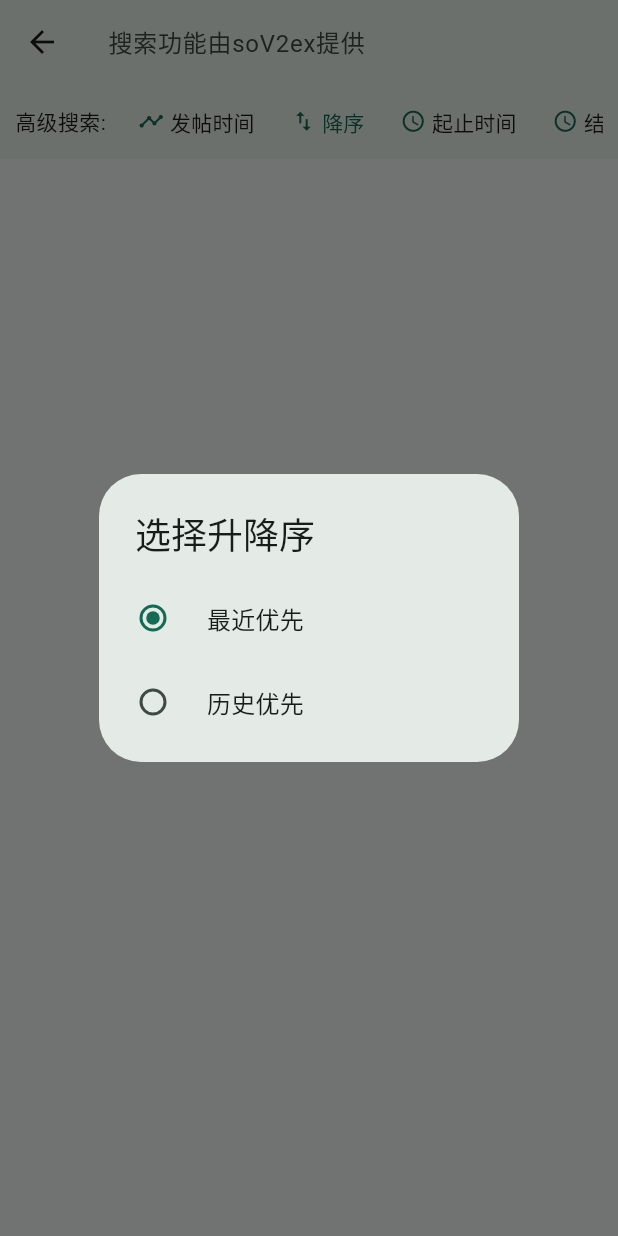
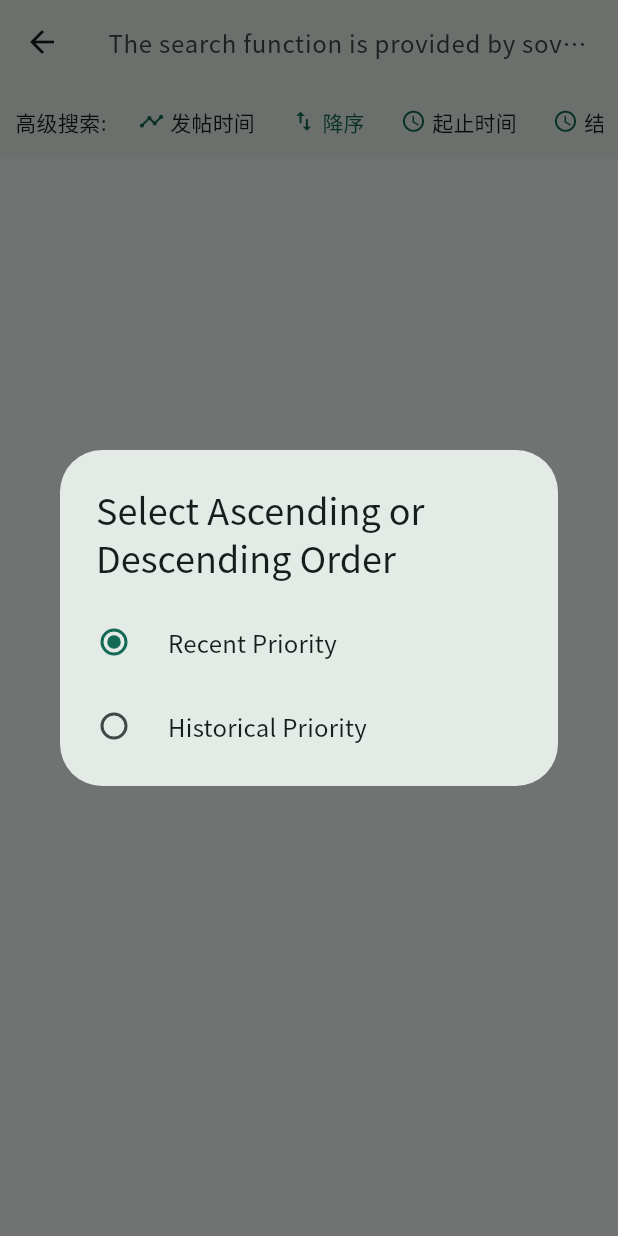
Before and after one commit to guozhigq/flutter_v2ex, a Flutter app: the SearchPage screen opened by its route, after a tap on "降序", on a phone screen of 412 x 824 dp. Run offline on Flutter 3.47's test engine with Material 2 defaults, Android fonts, the phone set to English and light mode, and no system bars; drawn by our look-alikes of dynamic_color, flutter_smart_dialog; our stand-ins replace cached_network_image, cookie_jar, device_info_plus, dio, dio_cookie_manager, easy_refresh and 14 more; missing offline and left inert: dio_http2_adapter, dio_http_cache, extended_tabs, extended_text_field, extended_text_library, flutter_html_iframe and 3 more; accounts and stored records are empty.

Commit message:
mod: 国际化

```diff
--- a/lib/components/home/search_bar.dart
+++ b/lib/components/home/search_bar.dart
@@ -1,3 +1,4 @@
+import 'package:flutter_v2ex/service/i18n_keyword.dart';
 import 'package:flutter_v2ex/utils/login.dart';
 import 'package:get/get.dart';
 import 'package:flutter/material.dart';
@@ -97,11 +98,12 @@ class _HomeSearchBarState extends State<HomeSearchBar> {
                     mainAxisAlignment: MainAxisAlignment.spaceBetween,
                     children: [
                       IconButton(
+                        tooltip: I18nKeyword.drawer.tr,
                         onPressed: () => Scaffold.of(context).openDrawer(),
                         icon: const Icon(Icons.menu),
                       ),
                       Center(
-                        child: Text('搜索',
+                        child: Text(I18nKeyword.search.tr,
                             style: Theme.of(context).textTheme.bodyMedium),
                       ),
                       GestureDetector(
@@ -171,6 +173,7 @@ class _HomeSearchBarState extends State<HomeSearchBar> {
                       right: 38,
                       top: 0,
                       child: IconButton(
+                        tooltip: I18nKeyword.notice.tr,
                           onPressed: () {
                             setState(() {
                               unRead = false;
--- a/lib/components/search/menu.dart
+++ b/lib/components/search/menu.dart
@@ -1,4 +1,6 @@
 import 'package:flutter/material.dart';
+import 'package:flutter_v2ex/service/i18n_keyword.dart';
+import 'package:get/get.dart';
 import 'package:get_storage/get_storage.dart';
 
 class SearchMenu extends StatefulWidget {
@@ -106,14 +108,14 @@ class _SearchMenuState extends State<SearchMenu> {
       context: context,
       builder: (context) {
         return AlertDialog(
-          title: const Text('选择升降序'),
+          title: Text(I18nKeyword.selectOrder.tr),
           contentPadding: const EdgeInsets.fromLTRB(0, 12, 0, 12),
           content: Column(
             mainAxisSize: MainAxisSize.min,
             children: [
               RadioListTile(
                 value: 0,
-                title: Text('最近优先',
+                title: Text(I18nKeyword.recentPriority.tr,
                     style: Theme.of(context).textTheme.titleMedium),
                 groupValue: orderType,
                 onChanged: (value) {
@@ -126,7 +128,7 @@ class _SearchMenuState extends State<SearchMenu> {
               ),
               RadioListTile(
                 value: 1,
-                title: Text('历史优先',
+                title: Text(I18nKeyword.historicalPriority.tr,
                     style: Theme.of(context).textTheme.titleMedium),
                 groupValue: orderType,
                 onChanged: (value) {
--- a/lib/components/topic/main.dart
+++ b/lib/components/topic/main.dart
@@ -3,6 +3,7 @@ import 'package:flutter/material.dart';
 import 'package:flutter_v2ex/components/common/avatar.dart';
 import 'package:flutter_v2ex/components/common/node_tag.dart';
 import 'package:flutter_v2ex/components/topic/html_render.dart';
+import 'package:flutter_v2ex/service/i18n_keyword.dart';
 import 'package:flutter_v2ex/utils/storage.dart';
 import 'package:get/get.dart';
 import 'package:flutter_v2ex/components/topic/skeleton_main.dart';
@@ -63,10 +64,10 @@ class TopicMain extends StatelessWidget {
                       : const SizedBox(),
               const SizedBox(width: 10,),
               if(detailModel != null)
-                Text('${detailModel.visitorCount} 点击', style: labelMedium) ,
+                Text('${detailModel.visitorCount} ${I18nKeyword.topicClick.tr}', style: labelMedium) ,
               const SizedBox(width: 10,),
               if(detailModel != null)
-                Text('${detailModel.favoriteCount} 收藏', style: labelMedium)
+                Text('${detailModel.favoriteCount} ${I18nKeyword.topicFav.tr}', style: labelMedium)
             ],
           ),
         ),
--- a/lib/pages/my/follow.dart
+++ b/lib/pages/my/follow.dart
@@ -1,5 +1,7 @@
+import 'package:get/get.dart';
 import 'package:flutter/material.dart';
 import 'package:flutter_v2ex/http/user.dart';
+import 'package:flutter_v2ex/service/i18n_keyword.dart';
 import 'package:flutter_v2ex/models/web/item_tab_topic.dart';
 import 'package:flutter_v2ex/components/home/list_item.dart';
 import 'package:flutter_v2ex/models/web/model_topic_follow.dart';
@@ -71,7 +73,7 @@ class _MyFollowPageState extends State<MyFollowPage> {
   Widget build(BuildContext context) {
     return Scaffold(
       appBar: AppBar(
-        title: const Text('我的关注'),
+        title: Text(I18nKeyword.myFollow.tr),
       ),
       body: Stack(
         children: [
--- a/lib/pages/my/topics.dart
+++ b/lib/pages/my/topics.dart
@@ -1,10 +1,12 @@
+import 'package:get/get.dart';
 import 'package:flutter/material.dart';
+import 'package:flutter_v2ex/http/user.dart';
+import 'package:flutter_v2ex/service/i18n_keyword.dart';
 import 'package:flutter_v2ex/components/home/list_item.dart';
 import 'package:flutter_v2ex/models/web/item_tab_topic.dart';
 import 'package:flutter_v2ex/models/web/model_topic_fav.dart';
 import 'package:flutter_v2ex/components/common/pull_refresh.dart';
 import 'package:flutter_v2ex/components/common/skeleton_topic.dart';
-import 'package:flutter_v2ex/http/user.dart';
 
 class MyTopicsPage extends StatefulWidget {
   const MyTopicsPage({Key? key}) : super(key: key);
@@ -69,7 +71,7 @@ class _MyTopicsPageState extends State<MyTopicsPage> {
   Widget build(BuildContext context) {
     return Scaffold(
       appBar: AppBar(
-        title: const Text('我的收藏'),
+        title: Text(I18nKeyword.myFavorite.tr),
       ),
       body: Stack(
         children: [
--- a/lib/pages/page_hot.dart
+++ b/lib/pages/page_hot.dart
@@ -1,5 +1,7 @@
+import 'package:get/get.dart';
 import 'package:flutter/material.dart';
 import 'package:flutter_v2ex/http/dio_network.dart';
+import 'package:flutter_v2ex/service/i18n_keyword.dart';
 import 'package:flutter_v2ex/models/network/item_topic.dart';
 import 'package:flutter_v2ex/components/home/list_item.dart';
 import 'package:flutter_v2ex/models/web/item_tab_topic.dart';
@@ -62,7 +64,7 @@ class _HotPageState extends State<HotPage> {
   Widget build(BuildContext context) {
     return Scaffold(
       appBar: AppBar(
-        title: const Text('今日热议'),
+        title: Text(I18nKeyword.todayHot.tr),
       ),
       body: Scrollbar(
         controller: _controller,
--- a/lib/pages/page_search.dart
+++ b/lib/pages/page_search.dart
@@ -1,4 +1,5 @@
 import 'package:flutter/material.dart';
+import 'package:flutter_v2ex/service/i18n_keyword.dart';
 import 'package:get/get.dart';
 import 'package:flutter_v2ex/http/soV2ex.dart';
 import 'package:flutter_v2ex/components/common/pull_refresh.dart';
@@ -153,7 +154,7 @@ class _SearchPageState extends State<SearchPage> {
                 autofocus: true,
                 textInputAction: TextInputAction.search,
                 decoration: InputDecoration(
-                  hintText: '搜索功能由soV2ex提供',
+                  hintText: I18nKeyword.searchPower.tr,
                   border: InputBorder.none,
                   suffixIcon: controller.text.isNotEmpty
                       ? IconButton(
--- /dev/null
+++ b/lib/service/i18n_keyword.dart
@@ -0,0 +1,43 @@
+class I18nKeyword{
+  // 首页
+  static const String drawer = "drawer";
+  static const String search = "search";
+  static const String avatar = "avatar";
+  static const String notice = "notice";
+  static const String node = "node";
+  static const String searchPower = "The search function is provided by sov2ex";
+  static const String createdTime = "createdTime";
+  static const String startDate = "startDate";
+  static const String endDate = "endDate";
+  static const String recentPriority = "Recent Priority";
+  static const String historicalPriority = "Historical Priority";
+  static const String selectOrder = "Select Ascending or Descending Order";
+
+  // 侧边栏
+  static const String todayHot = "todayHot";
+  static const String history = "history";
+  static const String myFollow = "myFollow";
+  static const String myFavorite = "myFavorite";
+  static const String createTopic = "createTopic";
+  static const String chooseTheme = "theme";
+  static const String setting = "setting";
+  static const String help = "help";
+
+  // topic
+  static const String replyAction = "reply";
+  static const String replies = "replies";
+  static const String topicClick = "topicClick";
+  static const String topicFav = "topicFav";
+  static const String topicIgnore = "Ignore Topic";
+  static const String topicShare = "Share";
+  static const String topicReport = "Report Topic";
+  static const String topicThank = "Thank Topic";
+  static const String openInBrowser = "To open in a browser";
+
+  static const String replyThank = "Thank";
+  static const String viewResponse = "View Response";
+  static const String noMoreResponses = "No more responses";
+
+  static const String noData = "no data";
+  static const String clearHistory = "clear History";
+}
--- /dev/null
+++ b/lib/service/translation.dart
@@ -0,0 +1,88 @@
+import 'package:get/get.dart';
+import 'package:flutter_v2ex/service/i18n_keyword.dart';
+
+class Translation extends Translations {
+  @override
+  Map<String, Map<String, String>> get keys => {
+        'zh_CN': {
+          I18nKeyword.drawer: '抽屉',
+          I18nKeyword.search: '搜索',
+          I18nKeyword.avatar: '头像',
+          I18nKeyword.notice: '消息',
+          I18nKeyword.node: '节点',
+          I18nKeyword.todayHot: '今日热议',
+          I18nKeyword.history: '最近浏览',
+          I18nKeyword.myFollow: '我的关注',
+          I18nKeyword.myFavorite: '我的收藏',
+          I18nKeyword.createTopic: '发布主题',
+          I18nKeyword.chooseTheme: '选择主题',
+          I18nKeyword.setting: '设置',
+          I18nKeyword.help: '帮助',
+          I18nKeyword.searchPower: '搜索功能由soV2ex提供',
+          I18nKeyword.createdTime: '发帖时间',
+          I18nKeyword.startDate: '起始时间',
+          I18nKeyword.endDate: '结束时间',
+          I18nKeyword.recentPriority: '最近优先',
+          I18nKeyword.historicalPriority: '历史优先',
+          I18nKeyword.selectOrder: '选择升降序',
+          I18nKeyword.noData: '没有数据',
+          I18nKeyword.clearHistory: '清除浏览记录',
+
+          // topic
+          I18nKeyword.replies: '回复',
+          I18nKeyword.replyAction: '回复',
+          I18nKeyword.topicClick: '点击',
+          I18nKeyword.topicFav: '收藏',
+          I18nKeyword.topicIgnore: '忽略主题',
+          I18nKeyword.topicShare: '分享',
+          I18nKeyword.topicReport: '举报',
+          I18nKeyword.topicThank: '感谢',
+          I18nKeyword.openInBrowser: '在浏览器中打开',
+          I18nKeyword.replyThank: '感谢',
+          I18nKeyword.viewResponse: '查看回复',
+          I18nKeyword.noMoreResponses: '没有更多回复了',
+        },
+        'en_US': {
+          I18nKeyword.drawer: 'Drawer',
+          I18nKeyword.search: 'Search',
+          I18nKeyword.avatar: 'Avatar',
+          I18nKeyword.notice: 'Notice',
+          I18nKeyword.node: 'node',
+          I18nKeyword.todayHot: 'Today Hot',
+          I18nKeyword.history: 'History',
+          I18nKeyword.myFollow: 'My Follow',
+          I18nKeyword.myFavorite: 'My Favorite',
+          I18nKeyword.createTopic: 'Create Topic',
+          I18nKeyword.chooseTheme: 'Choose Theme',
+          I18nKeyword.setting: 'Setting',
+          I18nKeyword.help: 'Help',
+          I18nKeyword.searchPower: 'The search function is provided by sov2ex',
+          I18nKeyword.createdTime: 'createdTime',
+          I18nKeyword.startDate: 'startDate',
+          I18nKeyword.endDate: 'endDate',
+          I18nKeyword.recentPriority: 'Recent Priority',
+          I18nKeyword.historicalPriority: 'Historical Priority',
+          I18nKeyword.selectOrder: 'Select Ascending or Descending Order',
+          I18nKeyword.noData: 'no data',
+          I18nKeyword.clearHistory: 'Clear browsing history',
+
+          // topic
+          I18nKeyword.replies: 'replies',
+          I18nKeyword.replyAction: 'Reply',
+          I18nKeyword.topicClick: 'Click',
+          I18nKeyword.topicFav: 'Fav',
+          I18nKeyword.topicIgnore: 'Ignore Topic',
+          I18nKeyword.topicShare: 'Share',
+          I18nKeyword.topicReport: 'Report Topic',
+          I18nKeyword.topicThank: 'Thank Topic',
+          I18nKeyword.openInBrowser: 'To open in a browser',
+          I18nKeyword.replyThank: 'Thank',
+          I18nKeyword.viewResponse: 'View Response',
+          I18nKeyword.noMoreResponses: 'No more responses',
+
+        },
+        'de_DE': {
+          'hello': 'Hallo Welt',
+        }
+      };
+}
```
Also changed, not shown: lib/components/home/left_drawer.dart (+9 -8 lines), lib/components/home/list_item.dart (+4 -4 lines), lib/components/topic/reply_item.dart (+4 -3 lines), lib/main.dart (+12 -0 lines), lib/pages/page_history.dart (+7 -5 lines), lib/pages/t/:topicId.dart (+6 -5 lines), pubspec.yaml (+14 -13 lines), pubspec.lock.
